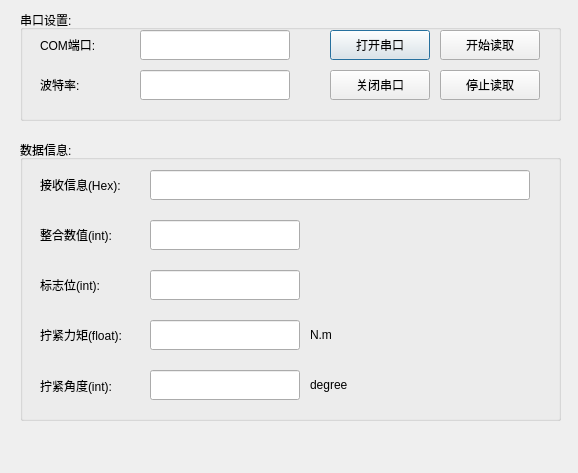
Before: the Qt Designer form serialCom/res/serialCom.ui in Arvin-He/projects, drawn with Qt 5.
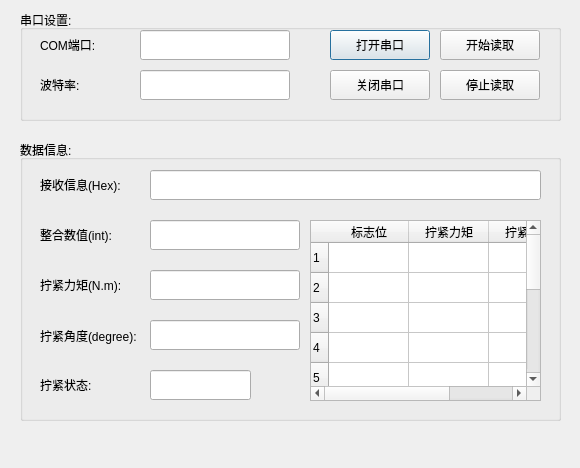
After: the same form once the commit is applied.

Patch:
```diff
--- a/serialCom/res/serialCom.ui
+++ b/serialCom/res/serialCom.ui
@@ -6,8 +6,8 @@
    <rect>
     <x>0</x>
     <y>0</y>
-    <width>578</width>
-    <height>473</height>
+    <width>580</width>
+    <height>468</height>
    </rect>
   </property>
   <property name="sizePolicy">
@@ -36,7 +36,7 @@
      <rect>
       <x>130</x>
       <y>30</y>
-      <width>380</width>
+      <width>391</width>
       <height>30</height>
      </rect>
     </property>
@@ -87,7 +87,7 @@
     <property name="geometry">
      <rect>
       <x>130</x>
-      <y>180</y>
+      <y>130</y>
       <width>150</width>
       <height>30</height>
      </rect>
@@ -100,46 +100,20 @@
     <property name="geometry">
      <rect>
       <x>20</x>
-      <y>180</y>
+      <y>130</y>
       <width>110</width>
       <height>30</height>
      </rect>
     </property>
     <property name="text">
-     <string>拧紧力矩(float):</string>
-    </property>
-   </widget>
-   <widget class="QLabel" name="label_5">
-    <property name="geometry">
-     <rect>
-      <x>290</x>
-      <y>180</y>
-      <width>60</width>
-      <height>30</height>
-     </rect>
-    </property>
-    <property name="text">
-     <string>N.m</string>
-    </property>
-   </widget>
-   <widget class="QLabel" name="label_6">
-    <property name="geometry">
-     <rect>
-      <x>290</x>
-      <y>230</y>
-      <width>110</width>
-      <height>30</height>
-     </rect>
-    </property>
-    <property name="text">
-     <string>degree</string>
+     <string>拧紧力矩(N.m):</string>
     </property>
    </widget>
    <widget class="QLineEdit" name="tightAngleEdit">
     <property name="geometry">
      <rect>
       <x>130</x>
-      <y>230</y>
+      <y>180</y>
       <width>150</width>
       <height>30</height>
      </rect>
@@ -152,34 +126,34 @@
     <property name="geometry">
      <rect>
       <x>20</x>
-      <y>230</y>
+      <y>180</y>
       <width>111</width>
       <height>31</height>
      </rect>
     </property>
     <property name="text">
-     <string>拧紧角度(int):</string>
+     <string>拧紧角度(degree):</string>
     </property>
    </widget>
    <widget class="QLabel" name="label_10">
     <property name="geometry">
      <rect>
       <x>20</x>
-      <y>130</y>
+      <y>230</y>
       <width>110</width>
       <height>30</height>
      </rect>
     </property>
     <property name="text">
-     <string>标志位(int):</string>
+     <string>拧紧状态:</string>
     </property>
    </widget>
    <widget class="QLineEdit" name="flagBitEdit">
     <property name="geometry">
      <rect>
       <x>130</x>
-      <y>130</y>
-      <width>150</width>
+      <y>230</y>
+      <width>101</width>
       <height>30</height>
      </rect>
     </property>
@@ -190,8 +164,8 @@
    <widget class="QLabel" name="flagBitLabel">
     <property name="geometry">
      <rect>
-      <x>290</x>
-      <y>130</y>
+      <x>250</x>
+      <y>230</y>
       <width>30</width>
       <height>30</height>
      </rect>
@@ -203,6 +177,84 @@
      <string/>
     </property>
    </widget>
+   <widget class="QTableWidget" name="dataTable">
+    <property name="geometry">
+     <rect>
+      <x>290</x>
+      <y>80</y>
+      <width>231</width>
+      <height>181</height>
+     </rect>
+    </property>
+    <attribute name="horizontalHeaderDefaultSectionSize">
+     <number>80</number>
+    </attribute>
+    <row>
+     <property name="text">
+      <string>1</string>
+     </property>
+    </row>
+    <row>
+     <property name="text">
+      <string>2</string>
+     </property>
+    </row>
+    <row>
+     <property name="text">
+      <string>3</string>
+     </property>
+    </row>
+    <row>
+     <property name="text">
+      <string>4</string>
+     </property>
+    </row>
+    <row>
+     <property name="text">
+      <string>5</string>
+     </property>
+    </row>
+    <row>
+     <property name="text">
+      <string>6</string>
+     </property>
+    </row>
+    <row>
+     <property name="text">
+      <string>7</string>
+     </property>
+    </row>
+    <row>
+     <property name="text">
+      <string>8</string>
+     </property>
+    </row>
+    <row>
+     <property name="text">
+      <string>9</string>
+     </property>
+    </row>
+    <row>
+     <property name="text">
+      <string>10</string>
+     </property>
+    </row>
+    <column>
+     <property name="text">
+      <string>标志位</string>
+     </property>
+    </column>
+    <column>
+     <property name="text">
+      <string>拧紧力矩</string>
+     </property>
+    </column>
+    <column>
+     <property name="text">
+      <string>拧紧角度</string>
+     </property>
+    </column>
+   </widget>
   </widget>
   <widget class="QGroupBox" name="groupBox_2">
    <property name="geometry">
```
